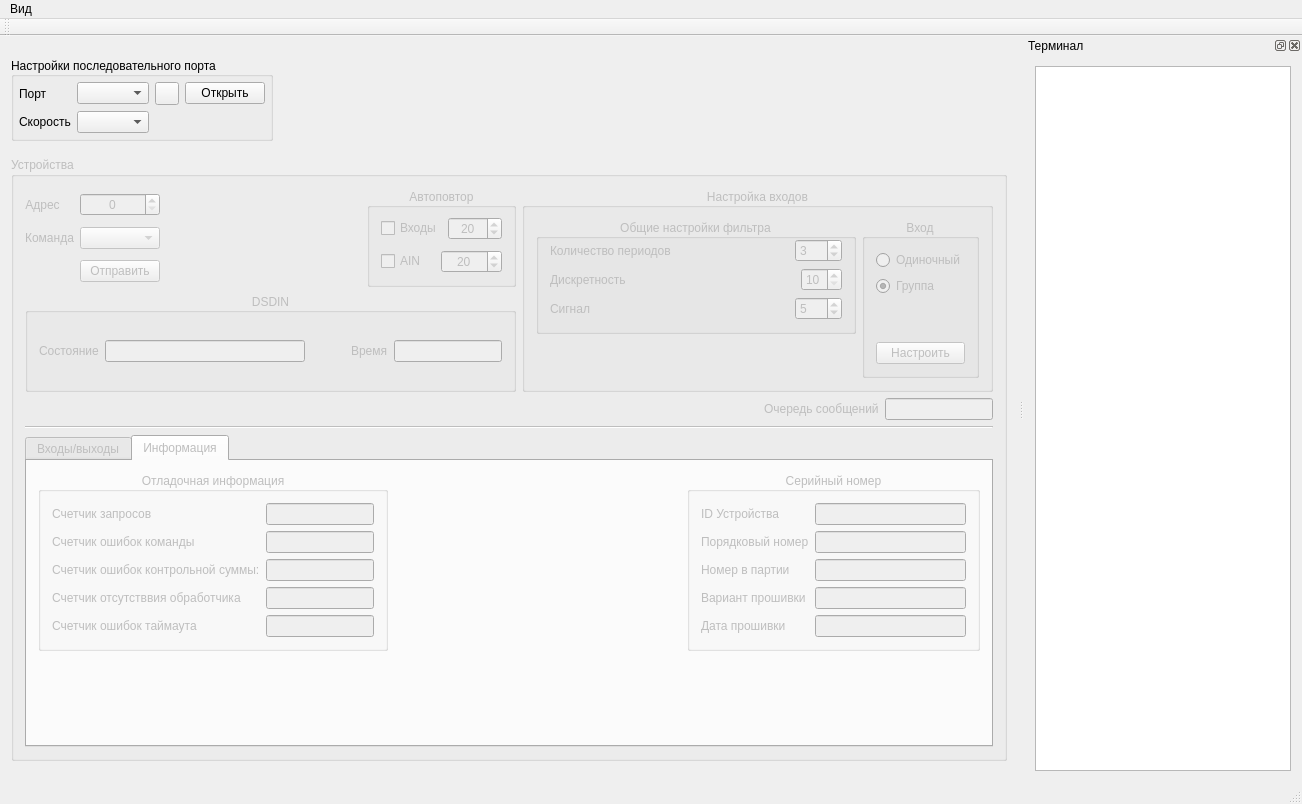
Before: the Qt Designer form mainwindow.ui in vlarry/emulator, drawn with Qt 5.
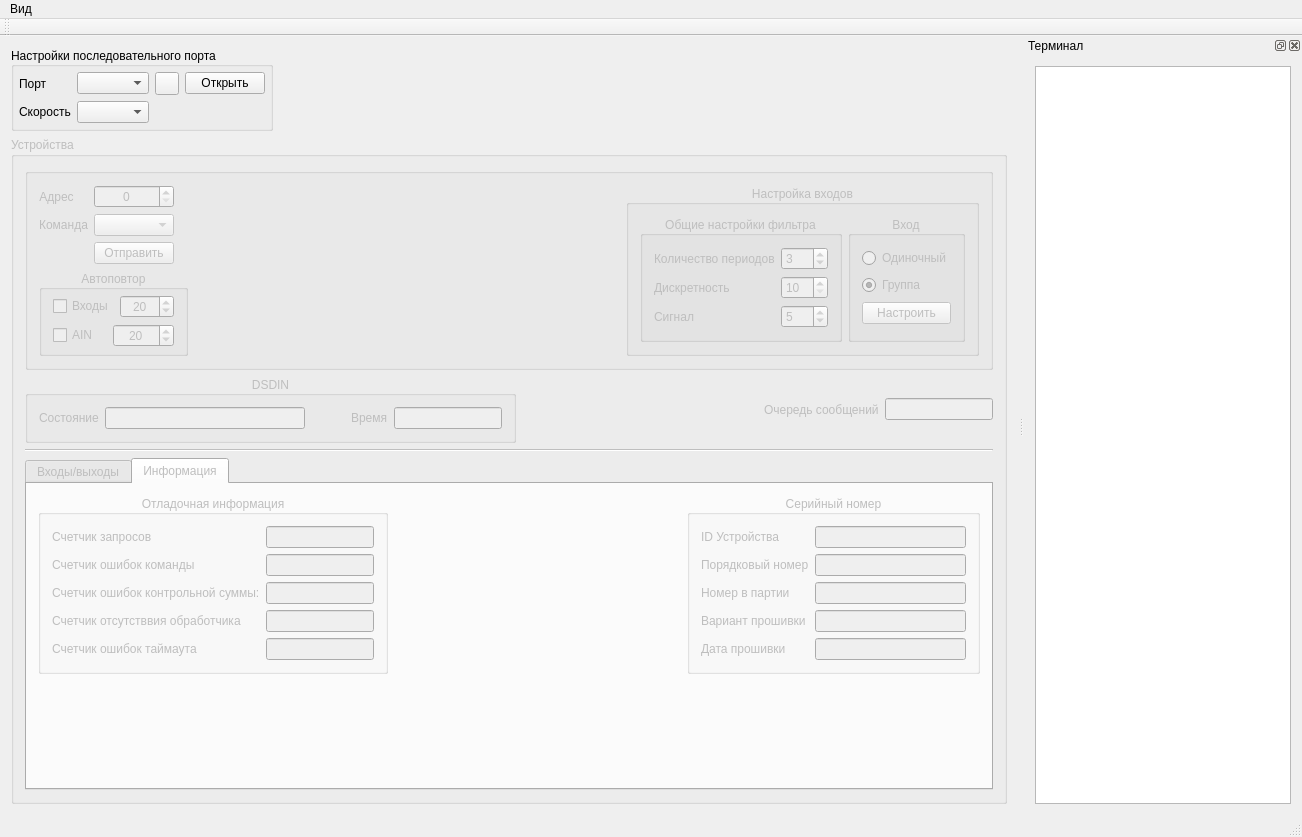
After: the same form once the commit is applied. Icons and pictures are not drawn. Custom widgets are drawn as their Qt base class.

Commit message: Изменение интерфейса главного окна; Синхронизация команд из выпадающего списка и окна команд; Изменение методов загрузки и сохранения настроек.

Patch:
```diff
--- a/mainwindow.ui
+++ b/mainwindow.ui
@@ -7,7 +7,7 @@
     <x>0</x>
     <y>0</y>
     <width>1302</width>
-    <height>804</height>
+    <height>837</height>
    </rect>
   </property>
   <property name="windowTitle">
@@ -17,7 +17,7 @@
    <string/>
   </property>
   <widget class="QWidget" name="centralWidget">
-   <layout class="QVBoxLayout" name="verticalLayout_5">
+   <layout class="QVBoxLayout" name="verticalLayout_37">
     <item>
      <layout class="QHBoxLayout" name="horizontalLayout_18">
       <item>
@@ -184,7 +184,7 @@
        <bool>false</bool>
       </property>
       <property name="sizePolicy">
-       <sizepolicy hsizetype="Expanding" vsizetype="Fixed">
+       <sizepolicy hsizetype="Expanding" vsizetype="Expanding">
         <horstretch>0</horstretch>
         <verstretch>0</verstretch>
        </sizepolicy>
@@ -192,23 +192,46 @@
       <property name="title">
        <string>Устройства</string>
       </property>
-      <layout class="QVBoxLayout" name="verticalLayout_33">
+      <layout class="QVBoxLayout" name="verticalLayout_5">
        <item>
-        <layout class="QHBoxLayout" name="horizontalLayout_14">
+        <widget class="QGroupBox" name="groupBox_4">
+         <property name="sizePolicy">
+          <sizepolicy hsizetype="Expanding" vsizetype="Fixed">
+           <horstretch>0</horstretch>
+           <verstretch>0</verstretch>
+          </sizepolicy>
+         </property>
+         <property name="title">
+          <string/>
+         </property>
+         <layout class="QHBoxLayout" name="horizontalLayout_9">
          <item>
-          <layout class="QVBoxLayout" name="verticalLayout_7">
+           <layout class="QVBoxLayout" name="verticalLayout_4">
            <item>
-            <layout class="QHBoxLayout" name="horizontalLayout_34">
-             <item>
-              <layout class="QHBoxLayout" name="horizontalLayout">
-               <item>
-                <layout class="QGridLayout" name="gridLayout_2">
-                 <property name="sizeConstraint">
-                  <enum>QLayout::SetDefaultConstraint</enum>
-                 </property>
-                 <property name="verticalSpacing">
-                  <number>6</number>
-                 </property>
+             <layout class="QGridLayout" name="gridLayout">
+              <item row="2" column="1">
+               <widget class="QPushButton" name="pbCmdSend">
+                <property name="toolTip">
+                 <string>Command send</string>
+                </property>
+                <property name="text">
+                 <string>Отправить</string>
+                </property>
+               </widget>
+              </item>
+              <item row="0" column="1">
+               <widget class="QSpinBox" name="sbDeviceAddress">
+                <property name="toolTip">
+                 <string>Device address</string>
+                </property>
+                <property name="alignment">
+                 <set>Qt::AlignCenter</set>
+                </property>
+                <property name="maximum">
+                 <number>3</number>
+                </property>
+               </widget>
+              </item>
                  <item row="1" column="1">
                   <widget class="QCmd" name="cbCmdList">
                    <property name="toolTip">
@@ -216,22 +239,6 @@
                    </property>
                   </widget>
                  </item>
-                 <item row="1" column="0">
-                  <widget class="QLabel" name="lblCommand">
-                   <property name="sizePolicy">
-                    <sizepolicy hsizetype="Fixed" vsizetype="Preferred">
-                     <horstretch>0</horstretch>
-                     <verstretch>0</verstretch>
-                    </sizepolicy>
-                   </property>
-                   <property name="text">
-                    <string>Команда</string>
-                   </property>
-                   <property name="alignment">
-                    <set>Qt::AlignCenter</set>
-                   </property>
-                  </widget>
-                 </item>
                  <item row="0" column="0">
                   <widget class="QLabel" name="lblDeviceAddress">
                    <property name="sizePolicy">
@@ -248,53 +255,28 @@
                    </property>
                   </widget>
                  </item>
-                 <item row="0" column="1">
-                  <widget class="QSpinBox" name="sbDeviceAddress">
-                   <property name="toolTip">
-                    <string>Device address</string>
+              <item row="1" column="0">
+               <widget class="QLabel" name="lblCommand">
+                <property name="sizePolicy">
+                 <sizepolicy hsizetype="Fixed" vsizetype="Preferred">
+                  <horstretch>0</horstretch>
+                  <verstretch>0</verstretch>
+                 </sizepolicy>
+                </property>
+                <property name="text">
+                 <string>Команда</string>
                    </property>
                    <property name="alignment">
                     <set>Qt::AlignCenter</set>
                    </property>
-                   <property name="maximum">
-                    <number>3</number>
-                   </property>
-                  </widget>
-                 </item>
-                 <item row="2" column="1">
-                  <widget class="QPushButton" name="pbCmdSend">
-                   <property name="toolTip">
-                    <string>Command send</string>
-                   </property>
-                   <property name="text">
-                    <string>Отправить</string>
-                   </property>
                   </widget>
                  </item>
                  <item row="1" column="2">
-                  <widget class="QLabel" name="lblCmdDescription">
+               <widget class="QLabel" name="labelCmdDescription">
                    <property name="text">
                     <string/>
                    </property>
-                   <property name="scaledContents">
-                    <bool>true</bool>
-                   </property>
-                  </widget>
-                 </item>
-                </layout>
-               </item>
-               <item>
-                <spacer name="horizontalSpacer">
-                 <property name="orientation">
-                  <enum>Qt::Horizontal</enum>
-                 </property>
-                 <property name="sizeHint" stdset="0">
-                  <size>
-                   <width>40</width>
-                   <height>20</height>
-                  </size>
-                 </property>
-                </spacer>
+               </widget>
                </item>
               </layout>
              </item>
@@ -303,6 +285,12 @@
                <property name="enabled">
                 <bool>false</bool>
                </property>
+              <property name="sizePolicy">
+               <sizepolicy hsizetype="Fixed" vsizetype="Preferred">
+                <horstretch>0</horstretch>
+                <verstretch>0</verstretch>
+               </sizepolicy>
+              </property>
                <property name="title">
                 <string>Автоповтор</string>
                </property>
@@ -382,89 +370,33 @@
             </layout>
            </item>
            <item>
-            <widget class="QGroupBox" name="groupBox_2">
-             <property name="title">
-              <string>DSDIN</string>
-             </property>
-             <property name="alignment">
-              <set>Qt::AlignCenter</set>
-             </property>
-             <layout class="QHBoxLayout" name="horizontalLayout_33">
-              <item>
-               <widget class="QLabel" name="lblStateDSIDIN">
-                <property name="text">
-                 <string>Состояние</string>
-                </property>
-               </widget>
-              </item>
-              <item>
-               <widget class="QLineEdit" name="leStateDSDIN">
-                <property name="minimumSize">
-                 <size>
-                  <width>200</width>
-                  <height>0</height>
-                 </size>
-                </property>
-                <property name="maxLength">
-                 <number>100</number>
-                </property>
-                <property name="alignment">
-                 <set>Qt::AlignCenter</set>
-                </property>
-                <property name="readOnly">
-                 <bool>true</bool>
-                </property>
-               </widget>
-              </item>
-              <item>
-               <spacer name="horizontalSpacer_44">
+           <spacer name="horizontalSpacer">
                 <property name="orientation">
                  <enum>Qt::Horizontal</enum>
                 </property>
                 <property name="sizeHint" stdset="0">
                  <size>
-                  <width>40</width>
+              <width>418</width>
                   <height>20</height>
                  </size>
                 </property>
                </spacer>
-              </item>
-              <item>
-               <widget class="QLabel" name="lblTimeDSDIN">
-                <property name="text">
-                 <string>Время</string>
-                </property>
-               </widget>
-              </item>
-              <item>
-               <widget class="QLineEdit" name="leTimeDSDIN">
-                <property name="maxLength">
-                 <number>8</number>
-                </property>
-                <property name="alignment">
-                 <set>Qt::AlignCenter</set>
-                </property>
-                <property name="readOnly">
-                 <bool>true</bool>
-                </property>
-               </widget>
-              </item>
-             </layout>
-            </widget>
-           </item>
-          </layout>
          </item>
          <item>
           <widget class="QGroupBox" name="gboxInputSettings">
+            <property name="sizePolicy">
+             <sizepolicy hsizetype="Fixed" vsizetype="Fixed">
+              <horstretch>0</horstretch>
+              <verstretch>0</verstretch>
+             </sizepolicy>
+            </property>
            <property name="title">
             <string>Настройка входов</string>
            </property>
            <property name="alignment">
             <set>Qt::AlignCenter</set>
            </property>
-           <layout class="QHBoxLayout" name="horizontalLayout_9">
-            <item>
-             <layout class="QVBoxLayout" name="verticalLayout_4">
+            <layout class="QHBoxLayout" name="horizontalLayout_8">
               <item>
                <widget class="QGroupBox" name="gboxInputSettingsFilter">
                 <property name="title">
@@ -474,19 +406,16 @@
                  <set>Qt::AlignCenter</set>
                 </property>
                 <layout class="QVBoxLayout" name="verticalLayout_2">
-                 <property name="topMargin">
-                  <number>0</number>
-                 </property>
                  <item>
-                  <layout class="QHBoxLayout" name="horizontalLayout_12">
-                   <item>
+                 <layout class="QFormLayout" name="formLayout">
+                  <item row="0" column="0">
                     <widget class="QLabel" name="lblPeriods">
                      <property name="text">
                       <string>Количество периодов</string>
                      </property>
                     </widget>
                    </item>
-                   <item>
+                  <item row="0" column="1">
                     <widget class="QSpinBox" name="sbPeriods">
                      <property name="sizePolicy">
                       <sizepolicy hsizetype="Maximum" vsizetype="Fixed">
@@ -508,33 +437,14 @@
                      </property>
                     </widget>
                    </item>
-                  </layout>
-                 </item>
-                 <item>
-                  <layout class="QHBoxLayout" name="horizontalLayout_10">
-                   <item>
-                    <layout class="QHBoxLayout" name="horizontalLayout_13">
-                     <item>
+                  <item row="1" column="0">
                       <widget class="QLabel" name="lblDiscret">
                        <property name="text">
                         <string>Дискретность</string>
                        </property>
                       </widget>
                      </item>
-                     <item>
-                      <spacer name="horizontalSpacer_8">
-                       <property name="orientation">
-                        <enum>Qt::Horizontal</enum>
-                       </property>
-                       <property name="sizeHint" stdset="0">
-                        <size>
-                         <width>40</width>
-                         <height>20</height>
-                        </size>
-                       </property>
-                      </spacer>
-                     </item>
-                     <item>
+                  <item row="1" column="1">
                       <widget class="QSpinBox" name="sbDiscret">
                        <property name="accelerated">
                         <bool>true</bool>
@@ -550,15 +460,7 @@
                        </property>
                       </widget>
                      </item>
-                    </layout>
-                   </item>
-                  </layout>
-                 </item>
-                 <item>
-                  <layout class="QHBoxLayout" name="horizontalLayout_15">
-                   <item>
-                    <layout class="QHBoxLayout" name="horizontalLayout_8">
-                     <item>
+                  <item row="2" column="0">
                       <widget class="QLabel" name="lblSignal">
                        <property name="sizePolicy">
                         <sizepolicy hsizetype="Minimum" vsizetype="Preferred">
@@ -574,20 +476,7 @@
                        </property>
                       </widget>
                      </item>
-                     <item>
-                      <spacer name="horizontalSpacer_9">
-                       <property name="orientation">
-                        <enum>Qt::Horizontal</enum>
-                       </property>
-                       <property name="sizeHint" stdset="0">
-                        <size>
-                         <width>40</width>
-                         <height>20</height>
-                        </size>
-                       </property>
-                      </spacer>
-                     </item>
-                     <item>
+                  <item row="2" column="1">
                       <widget class="QSpinBox" name="sbSignal">
                        <property name="sizePolicy">
                         <sizepolicy hsizetype="Minimum" vsizetype="Fixed">
@@ -609,24 +498,7 @@
                     </layout>
                    </item>
                   </layout>
-                 </item>
-                </layout>
-               </widget>
-              </item>
-              <item>
-               <spacer name="verticalSpacer_2">
-                <property name="orientation">
-                 <enum>Qt::Vertical</enum>
-                </property>
-                <property name="sizeHint" stdset="0">
-                 <size>
-                  <width>20</width>
-                  <height>18</height>
-                 </size>
-                </property>
-               </spacer>
-              </item>
-             </layout>
+              </widget>
             </item>
             <item>
              <widget class="QGroupBox" name="gboxInput">
@@ -654,19 +526,6 @@
                  </property>
                 </widget>
                </item>
-               <item>
-                <spacer name="verticalSpacer_4">
-                 <property name="orientation">
-                  <enum>Qt::Vertical</enum>
-                 </property>
-                 <property name="sizeHint" stdset="0">
-                  <size>
-                   <width>20</width>
-                   <height>40</height>
-                  </size>
-                 </property>
-                </spacer>
-               </item>
                <item>
                 <widget class="QPushButton" name="pushButtonInputSet">
                  <property name="text">
@@ -681,9 +540,87 @@
           </widget>
          </item>
         </layout>
+        </widget>
        </item>
        <item>
-        <layout class="QHBoxLayout" name="horizontalLayout_16">
+        <layout class="QHBoxLayout" name="horizontalLayout_12">
+         <item>
+          <widget class="QGroupBox" name="groupBox_2">
+           <property name="sizePolicy">
+            <sizepolicy hsizetype="Fixed" vsizetype="Fixed">
+             <horstretch>0</horstretch>
+             <verstretch>0</verstretch>
+            </sizepolicy>
+           </property>
+           <property name="title">
+            <string>DSDIN</string>
+           </property>
+           <property name="alignment">
+            <set>Qt::AlignCenter</set>
+           </property>
+           <layout class="QHBoxLayout" name="horizontalLayout">
+            <item>
+             <widget class="QLabel" name="lblStateDSIDIN">
+              <property name="text">
+               <string>Состояние</string>
+              </property>
+             </widget>
+            </item>
+            <item>
+             <widget class="QLineEdit" name="leStateDSDIN">
+              <property name="minimumSize">
+               <size>
+                <width>200</width>
+                <height>0</height>
+               </size>
+              </property>
+              <property name="maxLength">
+               <number>100</number>
+              </property>
+              <property name="alignment">
+               <set>Qt::AlignCenter</set>
+              </property>
+              <property name="readOnly">
+               <bool>true</bool>
+              </property>
+             </widget>
+            </item>
+            <item>
+             <spacer name="horizontalSpacer_44">
+              <property name="orientation">
+               <enum>Qt::Horizontal</enum>
+              </property>
+              <property name="sizeHint" stdset="0">
+               <size>
+                <width>40</width>
+                <height>20</height>
+               </size>
+              </property>
+             </spacer>
+            </item>
+            <item>
+             <widget class="QLabel" name="lblTimeDSDIN">
+              <property name="text">
+               <string>Время</string>
+              </property>
+             </widget>
+            </item>
+            <item>
+             <widget class="QLineEdit" name="leTimeDSDIN">
+              <property name="maxLength">
+               <number>8</number>
+              </property>
+              <property name="alignment">
+               <set>Qt::AlignCenter</set>
+              </property>
+              <property name="readOnly">
+               <bool>true</bool>
+              </property>
+             </widget>
+            </item>
+           </layout>
+          </widget>
+         </item>
          <item>
           <spacer name="horizontalSpacer_7">
            <property name="orientation">
@@ -698,6 +635,8 @@
           </spacer>
          </item>
          <item>
+          <layout class="QHBoxLayout" name="horizontalLayout_10">
+           <item>
           <widget class="QLabel" name="label_9">
            <property name="text">
             <string>Очередь сообщений</string>
@@ -722,6 +661,8 @@
          </item>
         </layout>
        </item>
+        </layout>
+       </item>
        <item>
         <widget class="Line" name="line">
          <property name="sizePolicy">
```
Left out of the diff: 1 changed line with no effect on the pictures. Lines whose indentation alone changed are shown as unchanged. The commit also changes 6 other files.
